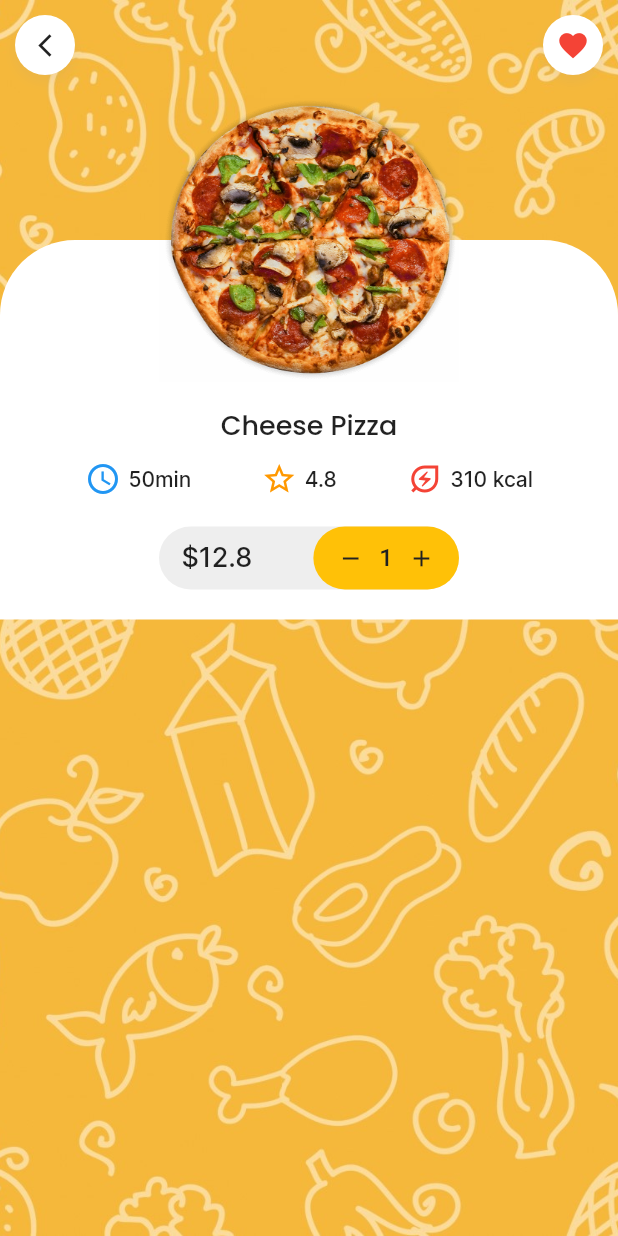
After one commit to shahnewazrakib/iFood, a Flutter app: the screen it shows after launch, after a tap on "Cheese Pizza", on a phone screen of 412 x 824 dp. The commit adds this screen. Run offline on Flutter 3.47's test engine with Material 2 defaults, Android fonts, the light colour scheme and no system bars; our stand-ins replace flutter_dash, google_maps_flutter.

Commit message:
Designed food detail page part - 1

```diff
--- a/lib/main.dart
+++ b/lib/main.dart
@@ -2,6 +2,7 @@ import "package:flutter/material.dart";
 import 'package:ifood/screens/home/home_screen.dart';
 import 'package:ifood/screens/map/flutter_map.dart';
 import "package:ifood/screens/cart/cart_screen.dart";
+import 'package:ifood/screens/product-detail/product_detail_screen.dart';
 
 void main() {
   runApp(const MyApp());
@@ -19,7 +20,8 @@ class MyApp extends StatelessWidget {
       routes: {
         '/': (context) => const Home(),
         '/map': (context) => const Map(),
-        '/cart': (context) => const Cart()
+        '/cart': (context) => const Cart(),
+        '/product-detail': (context) => const ProductDetail()
       },
     );
   }
--- a/lib/screens/cart/cart_total.dart
+++ b/lib/screens/cart/cart_total.dart
@@ -1,7 +1,7 @@
 import 'package:flutter/material.dart';
 
 class CartTotal extends StatelessWidget {
-  // CartTotal({super.key});
+  CartTotal({super.key});
 
   final TextStyle textStyle = TextStyle(
       fontFamily: 'Inter', fontSize: 15.0, color: Colors.grey.shade500);
@@ -78,7 +78,7 @@ class CartTotal extends StatelessWidget {
         ElevatedButton(
             style: ElevatedButton.styleFrom(
                 elevation: 0,
-                backgroundColor: Color.fromARGB(255, 255, 207, 49),
+                backgroundColor: const Color.fromARGB(255, 255, 207, 49),
                 shape: RoundedRectangleBorder(
                     borderRadius: BorderRadius.circular(100)),
                 padding: const EdgeInsets.symmetric(vertical: 10.0)),
--- a/lib/screens/home/home_screen.dart
+++ b/lib/screens/home/home_screen.dart
@@ -52,13 +52,18 @@ class _HomeState extends State<Home> {
                       mainAxisExtent: 240),
                   itemCount: products.length,
                   itemBuilder: (context, index) {
-                    return ProductCard(
+                    return GestureDetector(
+                      onTap: () {
+                        Navigator.pushNamed(context, '/product-detail', arguments: {'product': products[index]});
+                      },
+                      child: ProductCard(
                         image: products[index].image,
                         name: products[index].name,
                         deliveryTime: products[index].deliveryTime,
                         rating: products[index].rating,
                         price: products[index].price,
                         isFav: products[index].isFav,
+                      ),
                     );
                   },
                 ))
--- /dev/null
+++ b/lib/screens/product-detail/product_detail_screen.dart
@@ -0,0 +1,52 @@
+import 'package:flutter/material.dart';
+import "package:ifood/models/product_modal.dart";
+import 'package:ifood/screens/product-detail/product_detail_topbar.dart';
+import 'package:ifood/screens/product-detail/product_overview.dart';
+
+class ProductDetail extends StatefulWidget {
+  const ProductDetail({super.key});
+
+  @override
+  State<ProductDetail> createState() => _ProductDetailState();
+}
+
+class _ProductDetailState extends State<ProductDetail> {
+  String? name;
+  String? image;
+  String? deliveryTime;
+  double? rating;
+  double? price;
+  bool? isFav;
+
+  @override
+  Widget build(BuildContext context) {
+    final args = ModalRoute.of(context)?.settings.arguments;
+    if (args != null && args is Map<dynamic, Product>) {
+      name = args['product']?.name;
+      image = args['product']?.image;
+      deliveryTime = args['product']?.deliveryTime;
+      rating = args['product']?.rating;
+      price = args['product']?.price;
+      isFav = args['product']?.isFav;
+    }
+    return Scaffold(
+        body: Container(
+      decoration: const BoxDecoration(
+          image: DecorationImage(
+              image: AssetImage('assets/background.jpg'), fit: BoxFit.cover)),
+      child: SafeArea(
+          child: Column(children: [
+        ProductDetailTopBar(
+          isFav: isFav,
+        ),
+        ProductOverview(
+          name: name,
+          image: image,
+          deliveryTime: deliveryTime,
+          rating: rating,
+          price: price,
+        )
+      ])),
+    ));
+  }
+}
--- /dev/null
+++ b/lib/screens/product-detail/product_detail_topbar.dart
@@ -0,0 +1,61 @@
+import "package:flutter/material.dart";
+
+class ProductDetailTopBar extends StatelessWidget {
+  final bool? isFav;
+  const ProductDetailTopBar({super.key, this.isFav});
+  @override
+  Widget build(BuildContext context) {
+    return Padding(
+      padding: const EdgeInsets.all(10.0),
+      child: Row(mainAxisAlignment: MainAxisAlignment.spaceBetween, children: [
+        GestureDetector(
+          onTap: () {
+            Navigator.pop(context);
+          },
+          child: Container(
+            decoration: BoxDecoration(
+              borderRadius: BorderRadius.circular(100),
+              boxShadow: [
+                BoxShadow(
+                  color: Colors.grey.withOpacity(0.1),
+                  spreadRadius: 1,
+                  blurRadius: 5,
+                  offset: const Offset(0, 4),
+                ),
+              ],
+            ),
+            child: CircleAvatar(
+              backgroundColor: Colors.white,
+              child: Icon(
+                Icons.arrow_back_ios_new,
+                color: Colors.grey.shade900,
+                size: 18,
+              ),
+            ),
+          ),
+        ),
+        Container(
+          decoration: BoxDecoration(
+            borderRadius: BorderRadius.circular(100),
+            boxShadow: [
+              BoxShadow(
+                color: Colors.grey.withOpacity(0.1),
+                spreadRadius: 1,
+                blurRadius: 5,
+                offset: const Offset(0, 4),
+              ),
+            ],
+          ),
+          child: CircleAvatar(
+            backgroundColor: Colors.white,
+            child: Icon(
+              isFav! ? Icons.favorite : Icons.favorite_border,
+              color: isFav! ? Colors.red : Colors.grey.shade900,
+              size: 22,
+            ),
+          ),
+        ),
+      ]),
+    );
+  }
+}
--- /dev/null
+++ b/lib/screens/product-detail/product_overview.dart
@@ -0,0 +1,198 @@
+import "package:flutter/material.dart";
+
+class ProductOverview extends StatefulWidget {
+  final String? name;
+  final String? image;
+  final String? deliveryTime;
+  final double? rating;
+  final double? price;
+  const ProductOverview(
+      {super.key,
+      this.name,
+      this.image,
+      this.deliveryTime,
+      this.rating,
+      this.price});
+
+  @override
+  State<ProductOverview> createState() => _ProductOverviewState();
+}
+
+class _ProductOverviewState extends State<ProductOverview> {
+  int? quantity = 1;
+
+  final TextStyle infoTextStyle =
+      const TextStyle(fontFamily: 'Inter', fontWeight: FontWeight.w500);
+
+  @override
+  Widget build(BuildContext context) {
+    return Column(
+      children: [
+        SizedBox(
+          height: 200,
+          child: Stack(children: [
+            Column(children: [
+              Expanded(flex: 1, child: Container()),
+              Expanded(
+                  child: Container(
+                decoration: const BoxDecoration(
+                    color: Colors.white,
+                    borderRadius: BorderRadius.only(
+                        topLeft: Radius.circular(50),
+                        topRight: Radius.circular(50))),
+              )),
+            ]),
+            Align(
+              alignment: Alignment.center,
+              child: Image.asset(
+                '${widget.image}',
+                width: 200,
+              ),
+            )
+          ]),
+        ),
+        Container(
+          padding: const EdgeInsets.symmetric(horizontal: 10.0),
+          decoration: const BoxDecoration(color: Colors.white),
+          child: Column(children: [
+            const SizedBox(
+              height: 10.0,
+            ),
+            Text(
+              '${widget.name}',
+              style: const TextStyle(
+                  fontFamily: 'Poppins',
+                  fontWeight: FontWeight.w500,
+                  fontSize: 18),
+            ),
+            const SizedBox(
+              height: 10,
+            ),
+            Row(
+              mainAxisAlignment: MainAxisAlignment.spaceEvenly,
+              children: [
+                Row(
+                  children: [
+                    const Icon(
+                      Icons.access_time,
+                      color: Colors.blue,
+                    ),
+                    const SizedBox(
+                      width: 5.0,
+                    ),
+                    Text(
+                      '${widget.deliveryTime}',
+                      style: infoTextStyle,
+                    )
+                  ],
+                ),
+                Row(
+                  children: [
+                    const Icon(
+                      Icons.star_border,
+                      color: Colors.orange,
+                    ),
+                    const SizedBox(
+                      width: 5.0,
+                    ),
+                    Text(
+                      '${widget.rating}',
+                      style: infoTextStyle,
+                    )
+                  ],
+                ),
+                Row(
+                  children: [
+                    const Icon(
+                      Icons.energy_savings_leaf_outlined,
+                      color: Colors.red,
+                    ),
+                    const SizedBox(
+                      width: 5.0,
+                    ),
+                    Text(
+                      '310 kcal',
+                      style: infoTextStyle,
+                    )
+                  ],
+                )
+              ],
+            ),
+            Container(
+              margin: const EdgeInsets.symmetric(vertical: 20),
+              width: 200,
+              height: 42,
+              decoration: BoxDecoration(
+                  color: Colors.grey.shade200,
+                  borderRadius: BorderRadius.circular(100)),
+              child: Row(
+                  mainAxisAlignment: MainAxisAlignment.spaceBetween,
+                  children: [
+                    Padding(
+                      padding: const EdgeInsets.symmetric(
+                          vertical: 10.0, horizontal: 15.0),
+                      child: Text(
+                        '\$${widget.price! * quantity!}',
+                        style: const TextStyle(
+                            fontFamily: 'Inter',
+                            fontWeight: FontWeight.w500,
+                            fontSize: 18),
+                      ),
+                    ),
+                    SizedBox(
+                      height: double.infinity,
+                      child: ElevatedButton(
+                        onPressed: () {},
+                        style: ElevatedButton.styleFrom(
+                          elevation: 0.0,
+                          backgroundColor: Colors.amber,
+                          shape: RoundedRectangleBorder(
+                            borderRadius: BorderRadius.circular(100),
+                          ),
+                        ),
+                        child: Row(
+                          mainAxisSize: MainAxisSize.min,
+                          children: [
+                            GestureDetector(
+                              onTap: () {
+                                setState(() {
+                                  if (quantity! > 1) {
+                                    quantity = quantity! - 1;
+                                  }
+                                });
+                              },
+                              child: Icon(
+                                Icons.remove,
+                                size: 18,
+                                color: Colors.grey.shade900,
+                              ),
+                            ),
+                            const SizedBox(width: 10),
+                            Text('$quantity',
+                                style: TextStyle(
+                                    fontSize: 16, color: Colors.grey.shade900)),
+                            const SizedBox(width: 10),
+                            GestureDetector(
+                              onTap: () {
+                                setState(() {
+                                  quantity = quantity! + 1;
+                                });
+                              },
+                              child: Icon(
+                                Icons.add,
+                                size: 18,
+                                color: Colors.grey.shade900,
+                              ),
+                            ),
+                          ],
+                        ),
+                      ),
+                    ),
+                  ]),
+            )
+          ]),
+        )
+      ],
+    );
+  }
+}
--- a/lib/widget/product_card.dart
+++ b/lib/widget/product_card.dart
@@ -30,7 +30,7 @@ class ProductCard extends StatelessWidget {
             Icon(
               isFav ?? false ? Icons.favorite : Icons.favorite_border,
               size: 20,
-              color: isFav ?? false ? Colors.red.shade400 : Colors.grey,
+              color: isFav ?? false ? Colors.red : Colors.grey,
             ),
           ],
         ),
```
Also changed, not shown: assets/background.jpg (added), assets/ingre1.png (added), assets/ingre2.png (added), assets/ingre3.png (added), assets/ingre4.png (added). Lines whose indentation alone changed are shown as unchanged.
